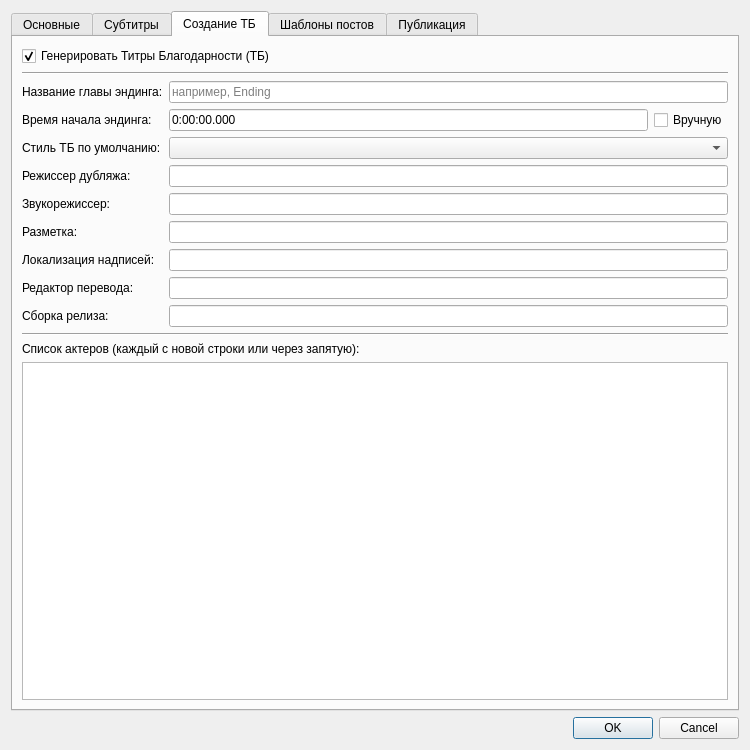
Above: templateeditor.ui from IceHoles/DubbingTool before the change. Below: the same form after it.
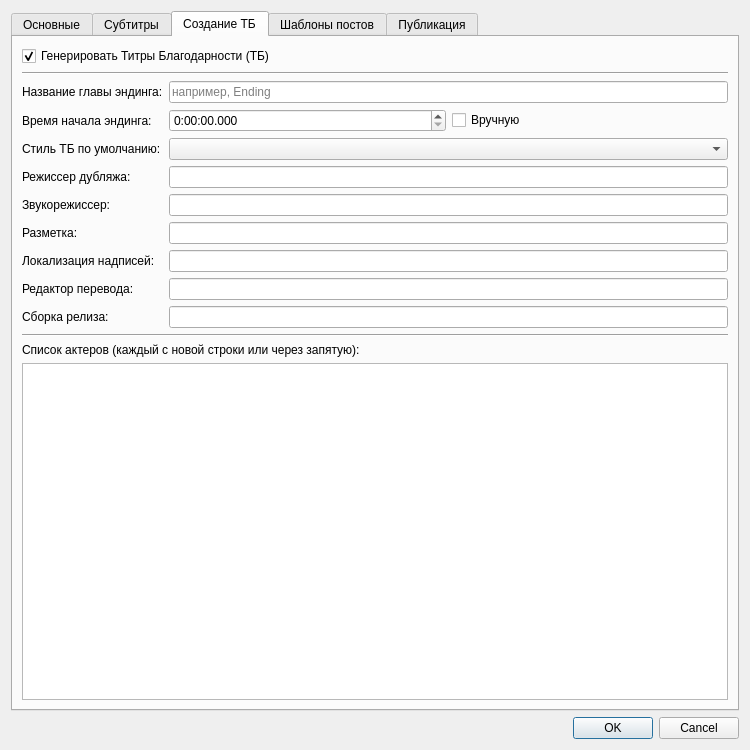
That is the form after the change. The open tabs and pages were chosen to show the change.

What changed in the file:
```diff
--- a/templateeditor.ui
+++ b/templateeditor.ui
@@ -372,12 +372,9 @@
          <item row="1" column="1">
           <layout class="QHBoxLayout" name="horizontalLayout_10">
            <item>
-            <widget class="QLineEdit" name="endingStartTimeEdit">
-             <property name="inputMask">
-              <string>0:00:00.000;0</string>
-             </property>
-             <property name="placeholderText">
-              <string>например, 0:22:22.26</string>
+            <widget class="QTimeEdit" name="endingStartTimeEdit">
+             <property name="displayFormat">
+              <string>H:mm:ss.zzz</string>
              </property>
             </widget>
            </item>
```
